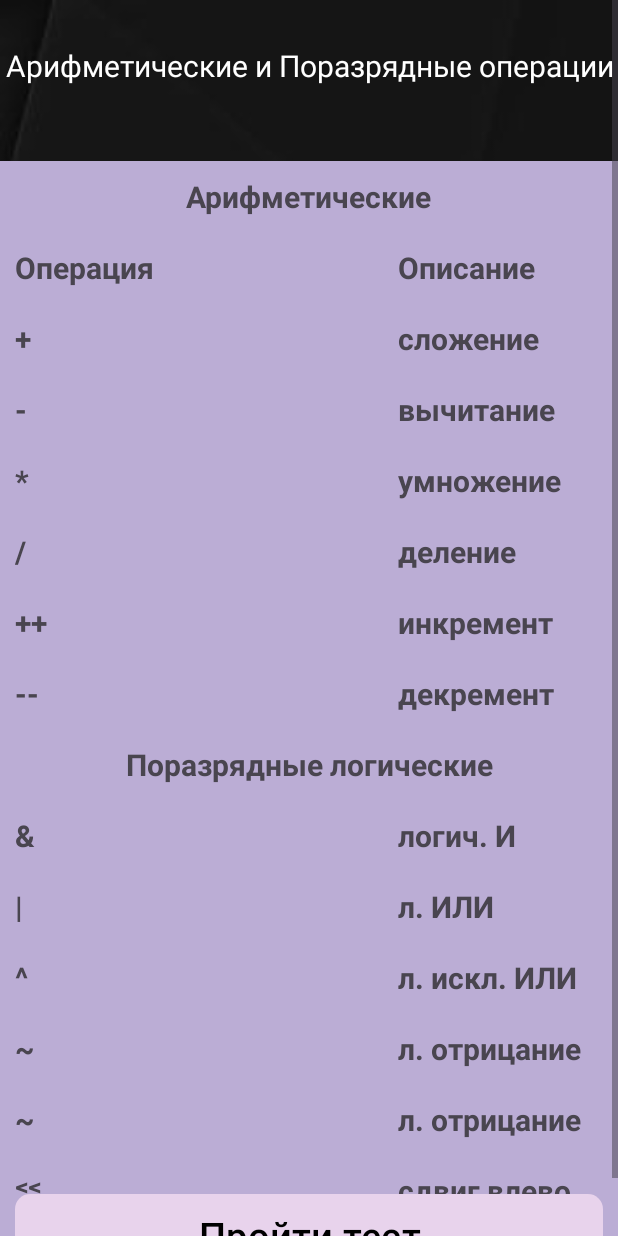
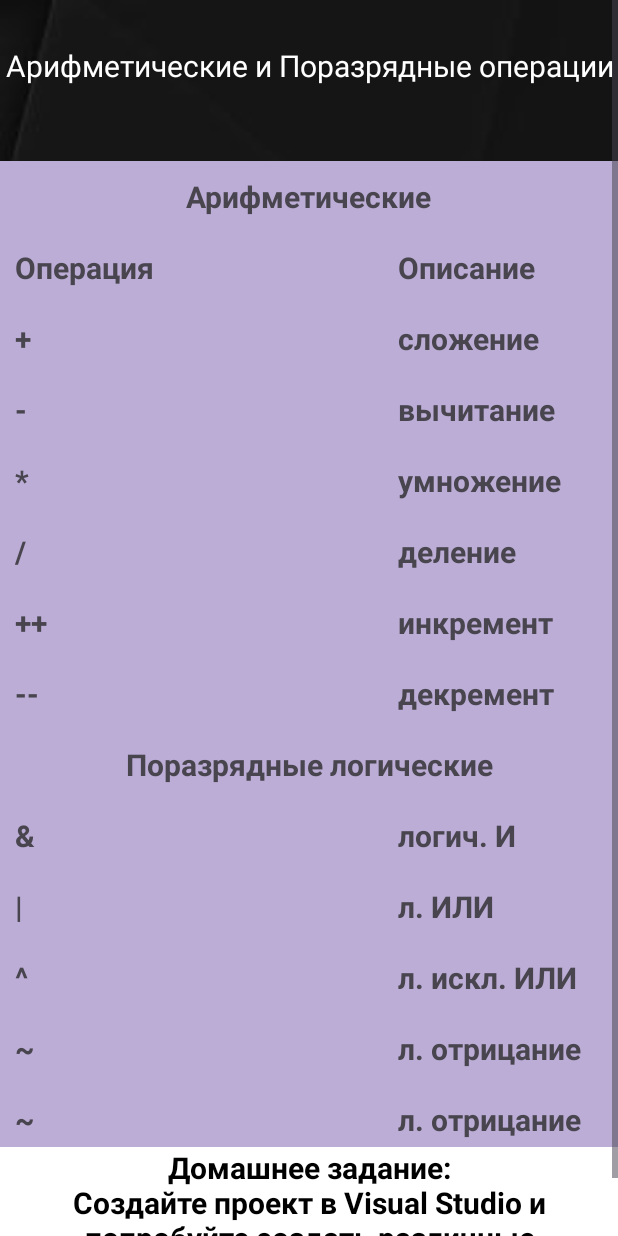
Before and after one commit to hayala124/game, an Android app: the MainActivity screen opened directly, with no data from a screen before it, after a tap on "Операции", on a phone screen of 412 x 824 dp. Run offline under Robolectric (Android 15) with nearby library versions, the phone set to English and light mode, and no system bars; plain views replace YouTubePlayerView.

```diff
--- a/app/src/main/java/com/hayala/game/InformationActivity.kt
+++ b/app/src/main/java/com/hayala/game/InformationActivity.kt
@@ -3,7 +3,6 @@ package com.hayala.game
 import android.annotation.SuppressLint
 import android.content.Intent
 import android.os.Bundle
-import android.text.method.ScrollingMovementMethod
 import android.view.View
 import androidx.appcompat.app.AppCompatActivity
 import com.hayala.game.databinding.ActivityInformationBinding
@@ -14,12 +13,12 @@ class InformationActivity : AppCompatActivity() {
     private lateinit var data: String
     override fun onCreate(savedInstanceState: Bundle?) {
         super.onCreate(savedInstanceState)
-        binding = ActivityInformationBinding.inflate(layoutInflater).also { setContentView(it.root) }
-
+        binding =
+            ActivityInformationBinding.inflate(layoutInflater).also { setContentView(it.root) }
 
         data = intent.getStringExtra("textInformation").toString().lowercase(Locale.getDefault())
         binding.txtInformName.text = data
-        binding.btnTest.setOnClickListener { onClickTest(data)}
+        binding.btnTest.setOnClickListener { onClickTest(data) }
         outputInformation()
     }
 
@@ -32,10 +31,8 @@ class InformationActivity : AppCompatActivity() {
                 binding.imageForTypesOfData.visibility = View.VISIBLE
                 binding.imageForTypesOfData2.visibility = View.VISIBLE
                 binding.textForTypeOfData.visibility = View.VISIBLE
-                binding.btnTest.visibility = View.INVISIBLE
-                binding.textHomework.visibility = View.GONE
-                binding.textViewHomework.visibility = View.GONE
-                binding.txtInformation.text = "C# является строго типизированным языком. Каждая переменная и константа имеет тип, как и каждое выражение, результатом вычисления которого является значение. Каждое объявление метода задает имя, тип и вид (значение, ссылка или вывод) для каждого входного параметра и для возвращаемого значения. В библиотеке классов .NET определены встроенные числовые типы и комплексные типы, представляющие разнообразные конструкции. К ним относятся файловая система, сетевые подключения, коллекции и массивы объектов, а также даты. Обычная программа на C# использует типы из этой библиотеки классов и пользовательские типы, которые моделируют уникальные концепции конкретной сферы применения.\n" +
+                binding.txtInformation.text =
+                    "C# является строго типизированным языком. Каждая переменная и константа имеет тип, как и каждое выражение, результатом вычисления которого является значение. Каждое объявление метода задает имя, тип и вид (значение, ссылка или вывод) для каждого входного параметра и для возвращаемого значения. В библиотеке классов .NET определены встроенные числовые типы и комплексные типы, представляющие разнообразные конструкции. К ним относятся файловая система, сетевые подключения, коллекции и массивы объектов, а также даты. Обычная программа на C# использует типы из этой библиотеки классов и пользовательские типы, которые моделируют уникальные концепции конкретной сферы применения.\n" +
                             "В типах может храниться следующая информация:\n" +
                             "место, необходимое для хранения переменной этого типа;\n" +
                             "максимальное и минимальное значения, которые могут быть представлены;\n" +
@@ -50,10 +47,11 @@ class InformationActivity : AppCompatActivity() {
 
                 binding.btnTest.visibility = View.VISIBLE
             }
+
             "переменные" -> {
                 binding.txtInformName.text = "Переменные и константы"
-                binding.txtInformation.movementMethod = ScrollingMovementMethod()
-                binding.txtInformation.text = "Для хранения данных в программе применяются переменные. Переменная представляет именнованную область памяти, в которой хранится значение определенного типа. " +
+                binding.txtInformation.text =
+                    "Для хранения данных в программе применяются переменные. Переменная представляет именнованную область памяти, в которой хранится значение определенного типа. " +
                             "Она имеет тип, имя и значение. Тип определяет, какого рода информацию может хранить переменная.\n\n" +
                             "Перед использованием любую переменную надо определить. Синтаксис определения переменной выглядит следующим образом:\n\n" +
                             "тип имя_переменной;\n\n" +
@@ -68,29 +66,32 @@ class InformationActivity : AppCompatActivity() {
                             "Константы предназначены для описания таких значений, которые не должны изменяться в программе. Для определения констант используется ключевое слово const, которое указывается перед типом константы:\n\n" +
                             "const string NAME = \"Tom\";\n\n" +
                             "Таким образом, если нам надо хранить в программе некоторые данные, но их не следует изменить, они определяются в виде констант. Если же их можно изменять, то они определяются в виде переменных."
+                binding.btnTest.visibility = View.VISIBLE
+            }
 
-                binding.textViewHomework.text = "Создайте проект в Visual Studio и попробуйте создать различные переменные и константы с разными типами данных."
-                binding.btnTest.visibility = View.VISIBLE
-
-            }
             "операции" -> {
                 binding.txtInformName.text = "Арифметические и Поразрядные операции"
                 binding.tableOperations.visibility = View.VISIBLE
-                binding.textViewHomework.text = "Со"
+                binding.textViewHomework.visibility = View.VISIBLE
+                binding.textViewHomework.text = "Домашнее задание:\nСоздайте проект в Visual Studio и попробуйте создать различные переменные и константы с разными типами данных."
 
             }
+
             "условные выражения" -> {
                 binding.txtInformName.text = "Конструкция if else\nи тернарная операция"
                 binding.youtubePlayerIfElse.visibility = View.VISIBLE
                 binding.youtubePlayerTernaryOperator.visibility = View.VISIBLE
             }
-            "циклы" -> {
+
+            "циклы и функции" -> {
 
             }
-            "функции" -> {
+
+            "Массивы" -> {
 
             }
-            "коллекции" -> {
+
+            "объектно-ориентированное программирование" -> {
 
             }
         }
--- a/app/src/main/java/com/hayala/game/MainActivity.kt
+++ b/app/src/main/java/com/hayala/game/MainActivity.kt
@@ -16,9 +16,9 @@ class MainActivity : AppCompatActivity() {
         binding.btnVariables.setOnClickListener { getInformation(binding.btnVariables) }
         binding.btnOperations.setOnClickListener { getInformation(binding.btnOperations) }
         binding.btnConditionalExpressions.setOnClickListener { getInformation(binding.btnConditionalExpressions) }
-        binding.btnCycles.setOnClickListener { getInformation(binding.btnCycles) }
-        binding.btnFunction.setOnClickListener { getInformation(binding.btnFunction) }
-        binding.btnCollection.setOnClickListener { getInformation(binding.btnCollection) }
+        binding.btnCyclesAndFunction.setOnClickListener { getInformation(binding.btnCyclesAndFunction) }
+        binding.btnArray.setOnClickListener { getInformation(binding.btnArray) }
+        binding.btnOop.setOnClickListener { getInformation(binding.btnOop) }
         binding.btnTest.setOnClickListener { takeTest() }
     }
 
--- a/app/src/main/res/layout/activity_information.xml
+++ b/app/src/main/res/layout/activity_information.xml
@@ -373,42 +373,17 @@
                 </TableRow>
             </TableLayout>
 
-            <Button
-                android:id="@+id/btnTest"
-                style="@style/style_for_button_activity_main"
-                android:layout_marginTop="100dp"
-                android:text="Пройти тест"
-                app:cornerRadius="@dimen/cornerRadiusForButton"
-                app:layout_constraintEnd_toEndOf="parent"
-                app:layout_constraintStart_toStartOf="parent"
-                app:layout_constraintBottom_toBottomOf="parent"/>
-
             <TextView
-                android:id="@+id/textHomework"
-                android:layout_width="match_parent"
-                android:layout_height="50dp"
-                android:text="Домашнее задание"
+                android:id="@+id/textViewHomework"
+                style="@style/style_for_textView"
+                android:layout_height="100dp"
                 android:textStyle="bold"
-                android:textSize="30dp"
                 android:gravity="center"
+                android:textColor="@color/black"
                 android:visibility="gone"
                 android:background="@color/white"
-                app:layout_constraintStart_toStartOf="parent"
                 app:layout_constraintEnd_toEndOf="parent"
-                app:layout_constraintBottom_toTopOf="@id/textViewHomework"/>
-
-            <TextView
-                android:id="@+id/textViewHomework"
-                android:layout_width="match_parent"
-                android:layout_height="100dp"
-                android:textStyle="bold"
-                android:textSize="30dp"
-                android:gravity="center"
-                android:visibility="gone"
-                android:background="@color/white"
-                app:layout_constraintStart_toStartOf="parent"
-                app:layout_constraintEnd_toEndOf="parent"
-                app:layout_constraintBottom_toBottomOf="parent"/>
+                app:layout_constraintBottom_toBottomOf="@id/tableOperations"/>
 
             <com.pierfrancescosoffritti.androidyoutubeplayer.core.player.views.YouTubePlayerView
                 android:id="@+id/youtubePlayerIfElse"
@@ -432,6 +407,16 @@
                 app:layout_constraintStart_toStartOf="parent"
                 app:layout_constraintTop_toBottomOf="@id/youtubePlayerIfElse"/>
 
+            <Button
+                android:id="@+id/btnTest"
+                style="@style/style_for_button_activity_main"
+                android:layout_marginTop="200dp"
+                android:text="Пройти тест"
+                android:visibility="gone"
+                app:cornerRadius="@dimen/cornerRadiusForButton"
+                app:layout_constraintEnd_toEndOf="parent"
+                app:layout_constraintStart_toStartOf="parent"
+                app:layout_constraintBottom_toBottomOf="parent"/>
         </androidx.constraintlayout.widget.ConstraintLayout>
 
     </ScrollView>
```
Also changed, not shown: app/src/main/java/com/hayala/game/TestActivity.kt (+8 -1 lines), app/src/main/res/layout/activity_main.xml (+9 -8 lines). Lines whose indentation alone changed are shown as unchanged.
